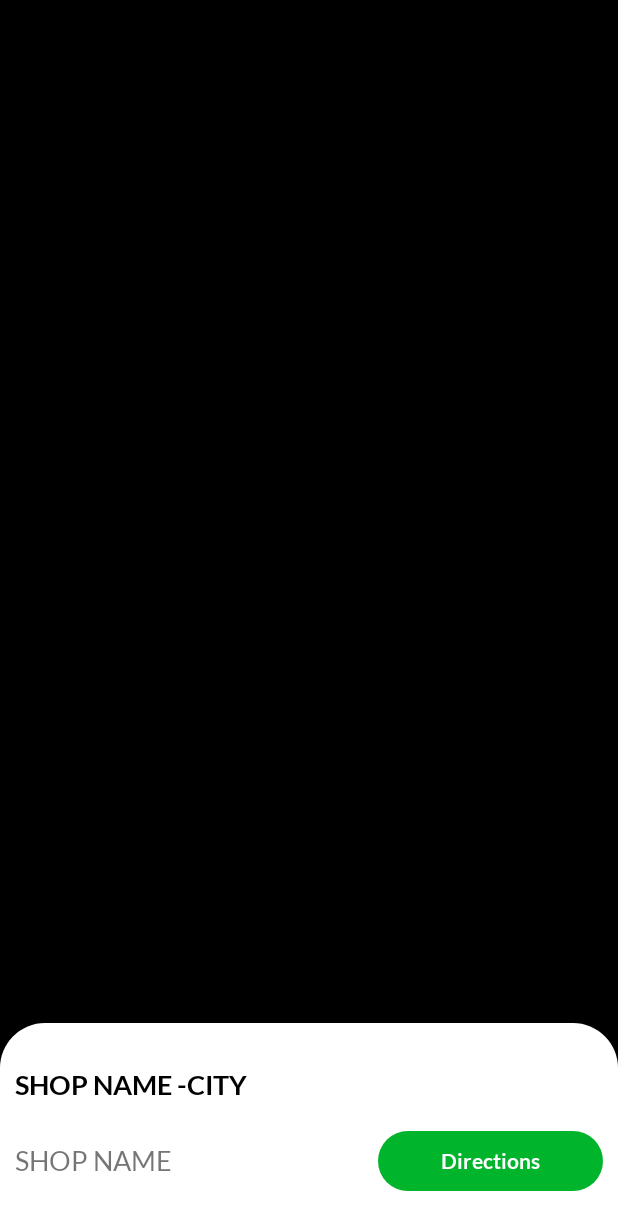
After one commit to macsoftechnologies/vElectrix_android, an Android app: the layout fragment_near_stores_map.xml on its own in the app's theme, with its tools: preview values and no code run, on a phone screen of 412 x 824 dp. The commit adds this screen. Shown: the top 1230 px of the screen. Run offline under Robolectric (Android 15) with nearby library versions, the phone set to English and light mode, and no system bars.

Commit message:
VEENERY Implemented.

```diff
--- a/app/src/main/java/com/macsoftech/vihaan/activities/DashBoardActivity.kt
+++ b/app/src/main/java/com/macsoftech/vihaan/activities/DashBoardActivity.kt
@@ -5,6 +5,7 @@ import butterknife.ButterKnife
 import com.macsoftech.vihaan.R
 import com.macsoftech.vihaan.fragment.DashboardFragment
 import com.macsoftech.vihaan.fragment.HomeFragment
+import com.macsoftech.vihaan.fragment.NearStoresMapFragment
 import com.macsoftech.vihaan.fragment.ProfileFragment
 import np.com.susanthapa.curved_bottom_navigation.CbnMenuItem
 import np.com.susanthapa.curved_bottom_navigation.CurvedBottomNavigationView
@@ -45,6 +46,7 @@ public class DashBoardActivity : BaseActivity() {
                 .beginTransaction()
                 .setCustomAnimations(android.R.anim.fade_in, android.R.anim.fade_out)
                 .replace(R.id.container, HomeFragment())
+//                .replace(R.id.container, NearStoresMapFragment())
                 .commitAllowingStateLoss()
 
         } else {
@@ -52,6 +54,7 @@ public class DashBoardActivity : BaseActivity() {
                 .beginTransaction()
                 .setCustomAnimations(android.R.anim.fade_in, android.R.anim.fade_out)
                 .replace(R.id.container, ProfileFragment())
+//                .replace(R.id.container, NearStoresMapFragment())
                 .commitAllowingStateLoss()
 
         }
--- a/app/src/main/java/com/macsoftech/vihaan/api/RestApi.java
+++ b/app/src/main/java/com/macsoftech/vihaan/api/RestApi.java
@@ -12,6 +12,7 @@ import com.macsoftech.vihaan.app.BaseApp;
 import com.macsoftech.vihaan.model.BrandListResponse;
 import com.macsoftech.vihaan.model.ColorMappingVehicleSpecification;
 import com.macsoftech.vihaan.model.GetBrandVehiclesResponse;
+import com.macsoftech.vihaan.model.StoresListResponse;
 
 import java.io.File;
 import java.io.FileInputStream;
@@ -205,6 +206,9 @@ public class RestApi {
         @POST("color-mapping/getSpec")
         Call<ColorMappingVehicleSpecification> getBikeSpec(@Body Map<String, String> body);
 
+        @GET("stores/storeList")
+        Call<StoresListResponse> getStoreList();
+
         @Multipart
         @POST("book-ride/bookRide")
         Call<ResponseBody> bookRide(@PartMap() Map<String, RequestBody> data);
--- /dev/null
+++ b/app/src/main/res/drawable/green_bg_map.xml
@@ -0,0 +1,5 @@
+<?xml version="1.0" encoding="utf-8"?>
+<shape xmlns:android="http://schemas.android.com/apk/res/android">
+    <corners android:radius="30dp" />
+    <solid android:color="#00B42B" />
+</shape>
--- /dev/null
+++ b/app/src/main/res/drawable/white_bottomsheet_bg_map.xml
@@ -0,0 +1,5 @@
+<?xml version="1.0" encoding="utf-8"?>
+<shape xmlns:android="http://schemas.android.com/apk/res/android">
+    <corners android:topRightRadius="30dp" android:topLeftRadius="30sp"/>
+    <solid android:color="#FFF" />
+</shape>
--- /dev/null
+++ b/app/src/main/res/layout/fragment_near_stores_map.xml
@@ -0,0 +1,64 @@
+<?xml version="1.0" encoding="utf-8"?>
+<FrameLayout xmlns:android="http://schemas.android.com/apk/res/android"
+    xmlns:tools="http://schemas.android.com/tools"
+    android:layout_width="match_parent"
+    android:layout_height="match_parent"
+    tools:background="#000"
+    tools:context=".fragment.NearStoresMapFragment">
+
+    <!-- TODO: Update blank fragment layout -->
+    <FrameLayout
+        android:layout_width="match_parent"
+        android:layout_height="match_parent"
+        android:id="@+id/map_container"
+        />
+    <LinearLayout
+        android:id="@+id/ll_bottom"
+        android:visibility="gone"
+        tools:visibility="visible"
+        android:layout_gravity="bottom"
+        android:orientation="vertical"
+        android:background="@drawable/white_bottomsheet_bg_map"
+        android:layout_width="match_parent"
+        android:layout_height="wrap_content">
+        <TextView
+            android:id="@+id/txt_title"
+            android:layout_marginTop="20dp"
+            android:fontFamily="@font/lato_bold"
+            android:text="SHOP NAME -CITY "
+            android:textSize="18sp"
+            android:textColor="@color/black"
+            android:padding="10dp"
+            android:layout_width="match_parent"
+            android:layout_height="wrap_content"/>
+
+        <LinearLayout
+            android:layout_marginBottom="20dp"
+            android:gravity="center_vertical"
+            android:layout_width="match_parent"
+            android:layout_height="wrap_content">
+            <TextView
+                android:id="@+id/txt_timings"
+                android:text="SHOP NAME"
+                android:textSize="18sp"
+                android:padding="10dp"
+                android:layout_width="0dp"
+                android:layout_weight="1"
+                android:layout_height="wrap_content"/>
+            <TextView
+                android:fontFamily="@font/lato_bold"
+                android:padding="10dp"
+                android:id="@+id/txt_directions"
+                android:layout_margin="10dp"
+                android:textColor="@color/white"
+                android:text="Directions"
+                android:gravity="center"
+                android:background="@drawable/green_bg_map"
+                android:layout_width="150dp"
+                android:layout_height="40dp"/>
+        </LinearLayout>
+
+
+    </LinearLayout>
+
+</FrameLayout>
--- a/app/src/main/res/layout/viewpager_item.xml
+++ b/app/src/main/res/layout/viewpager_item.xml
@@ -5,13 +5,13 @@
     android:layout_width="match_parent"
     android:layout_height="match_parent"
     android:background="@color/white"
+    android:gravity="center"
     tools:context=".activities.SplashScreenActivity">
 
   <ImageView
       android:id="@+id/view_pager_image"
-      android:layout_width="wrap_content"
-      android:src="@drawable/ve_logo_1"
-      android:adjustViewBounds="true"
+      android:layout_width="match_parent"
+      android:src="@drawable/app_icon"
       android:layout_height="wrap_content"/>
 
 </LinearLayout>
--- a/app/src/main/res/values/strings.xml
+++ b/app/src/main/res/values/strings.xml
@@ -8,4 +8,7 @@
     <string name="adhar_no">ADHAR NO:</string>
     <string name="nav_title_format"><b>%s</b>%s</string>
     <string name="venture"><b>VE</b>NTURE</string>
+    <string name="map_api_key">AIzaSyAyn1EZPZnSi0uouAzrlaj_o0HRtNGUd5k</string>
+    <!-- TODO: Remove or change this placeholder text -->
+    <string name="hello_blank_fragment">Hello blank fragment</string>
 </resources>
--- a/build.gradle
+++ b/build.gradle
@@ -9,6 +9,7 @@ buildscript {
     dependencies {
         classpath "com.android.tools.build:gradle:4.2.2"
         classpath "org.jetbrains.kotlin:kotlin-gradle-plugin:$kotlin_version"
+//        classpath "com.google.android.libraries.mapsplatform.secrets-gradle-plugin:secrets-gradle-plugin:2.0.1"
 
         // NOTE: Do not place your application dependencies here; they belong
         // in the individual module build.gradle files
```
Also changed, not shown: app/build.gradle (+6 -1 lines), app/src/main/AndroidManifest.xml (+29 -11 lines), app/src/main/java/com/macsoftech/vihaan/fragment/DashboardFragment.java (+12 -2 lines), app/src/main/java/com/macsoftech/vihaan/fragment/NearStoresMapFragment.java (added, +168 -0 lines), app/src/main/java/com/macsoftech/vihaan/fragment/VEEnergyFragment.java (added, +107 -0 lines), app/src/main/java/com/macsoftech/vihaan/model/StoresList.java (added, +88 -0 lines), app/src/main/java/com/macsoftech/vihaan/model/StoresListData.java (added, +15 -0 lines), app/src/main/java/com/macsoftech/vihaan/model/StoresListResponse.java (added, +13 -0 lines), app/src/main/res/layout/fragment_v_e_energy.xml (added, +22 -0 lines), app/src/main/res/drawable-xhdpi/chargin_station.gif (added).
